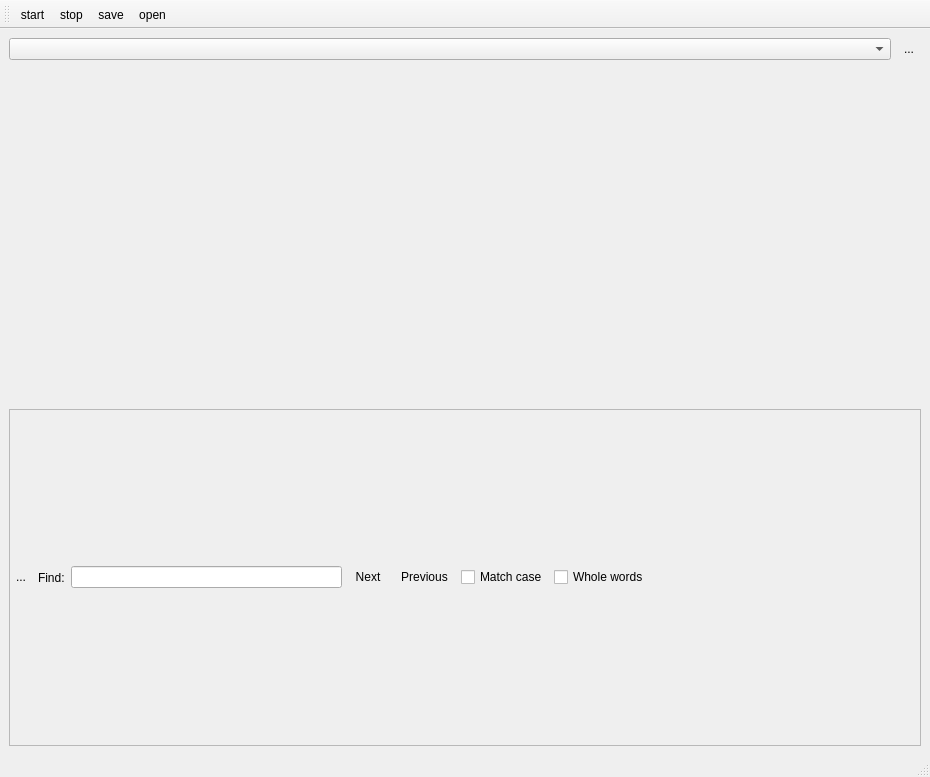
MonroeQuantumNetworks/IonControl, file ui/Scripting.ui: the form before one commit.
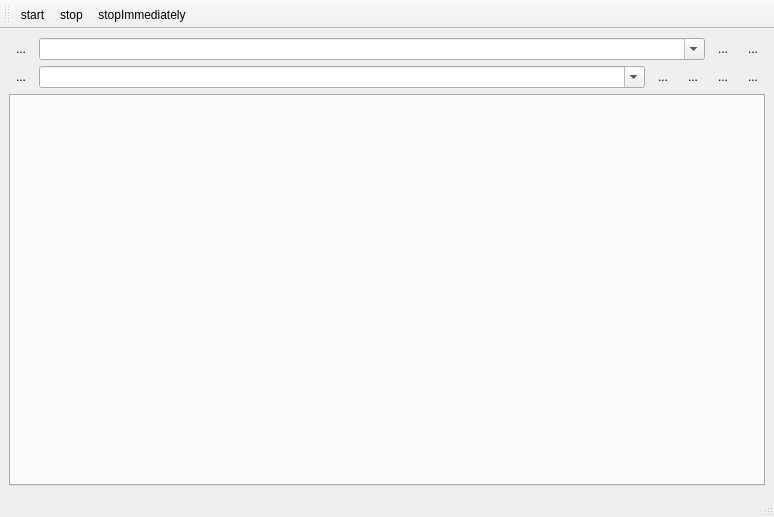
The form after the commit. Icons and pictures are not drawn. Custom widgets are drawn as their Qt base class.

Commit message: Scripting UI interface working as duplicate of pulse programmer interface

```diff
--- a/ui/Scripting.ui
+++ b/ui/Scripting.ui
@@ -6,31 +6,99 @@
    <rect>
     <x>0</x>
     <y>0</y>
-    <width>930</width>
-    <height>777</height>
+    <width>774</width>
+    <height>517</height>
    </rect>
   </property>
-  <property name="sizePolicy">
-   <sizepolicy hsizetype="MinimumExpanding" vsizetype="MinimumExpanding">
-    <horstretch>0</horstretch>
-    <verstretch>0</verstretch>
-   </sizepolicy>
-  </property>
   <property name="windowTitle">
    <string>MainWindow</string>
   </property>
   <widget class="QWidget" name="centralwidget">
-   <property name="sizePolicy">
-    <sizepolicy hsizetype="MinimumExpanding" vsizetype="MinimumExpanding">
-     <horstretch>0</horstretch>
-     <verstretch>0</verstretch>
-    </sizepolicy>
-   </property>
    <layout class="QVBoxLayout" name="verticalLayout">
     <item>
      <layout class="QHBoxLayout" name="horizontalLayout">
       <item>
-       <widget class="QComboBox" name="recentFilesComboBox">
+       <widget class="QToolButton" name="deleteContextButton">
+        <property name="text">
+         <string>...</string>
+        </property>
+        <property name="icon">
+         <iconset resource="Experiment.qrc">
+          <normaloff>:/openicon/icons/edit-clear-locationbar-ltr.png</normaloff>:/openicon/icons/edit-clear-locationbar-ltr.png</iconset>
+        </property>
+        <property name="autoRaise">
+         <bool>true</bool>
+        </property>
+       </widget>
+      </item>
+      <item>
+       <widget class="QComboBox" name="contextComboBox">
+        <property name="editable">
+         <bool>true</bool>
+        </property>
+        <property name="maxVisibleItems">
+         <number>2147483647</number>
+        </property>
+       </widget>
+      </item>
+      <item>
+       <widget class="QToolButton" name="saveContextButton">
+        <property name="text">
+         <string>...</string>
+        </property>
+        <property name="icon">
+         <iconset resource="Experiment.qrc">
+          <normaloff>:/kde/icons/filesave.png</normaloff>:/kde/icons/filesave.png</iconset>
+        </property>
+        <property name="autoRaise">
+         <bool>true</bool>
+        </property>
+       </widget>
+      </item>
+      <item>
+       <widget class="QToolButton" name="reloadContextButton">
+        <property name="text">
+         <string>...</string>
+        </property>
+        <property name="icon">
+         <iconset resource="Experiment.qrc">
+          <normaloff>:/openicon/icons/document-revert-5.png</normaloff>:/openicon/icons/document-revert-5.png</iconset>
+        </property>
+        <property name="autoRaise">
+         <bool>true</bool>
+        </property>
+       </widget>
+      </item>
+     </layout>
+    </item>
+    <item>
+     <layout class="QHBoxLayout" name="horizontalLayout_2">
+      <item>
+       <widget class="QToolButton" name="repeatButton">
+        <property name="text">
+         <string>...</string>
+        </property>
+        <property name="icon">
+         <iconset resource="Experiment.qrc">
+          <normaloff>:/petersIcons/icons/Repeat-disabled-01.png</normaloff>
+          <normalon>:/petersIcons/icons/Repeat-enabled-01.png</normalon>:/petersIcons/icons/Repeat-disabled-01.png</iconset>
+        </property>
+        <property name="iconSize">
+         <size>
+          <width>16</width>
+          <height>16</height>
+         </size>
+        </property>
+        <property name="checkable">
+         <bool>true</bool>
+        </property>
+        <property name="autoRaise">
+         <bool>true</bool>
+        </property>
+       </widget>
+      </item>
+      <item>
+       <widget class="QComboBox" name="filenameComboBox">
         <property name="sizePolicy">
          <sizepolicy hsizetype="Expanding" vsizetype="Fixed">
           <horstretch>0</horstretch>
@@ -38,7 +106,7 @@
          </sizepolicy>
         </property>
         <property name="editable">
-         <bool>false</bool>
+         <bool>true</bool>
         </property>
         <property name="maxVisibleItems">
          <number>100</number>
@@ -62,151 +130,66 @@
         </property>
        </widget>
       </item>
+      <item>
+       <widget class="QToolButton" name="loadButton">
+        <property name="text">
+         <string>...</string>
+        </property>
+        <property name="icon">
+         <iconset resource="Experiment.qrc">
+          <normaloff>:/openicon/icons/document-open-5.png</normaloff>:/openicon/icons/document-open-5.png</iconset>
+        </property>
+        <property name="autoRaise">
+         <bool>true</bool>
+        </property>
+       </widget>
+      </item>
+      <item>
+       <widget class="QToolButton" name="saveButton">
+        <property name="text">
+         <string>...</string>
+        </property>
+        <property name="icon">
+         <iconset resource="Experiment.qrc">
+          <normaloff>:/kde/icons/filesave.png</normaloff>:/kde/icons/filesave.png</iconset>
+        </property>
+        <property name="autoRaise">
+         <bool>true</bool>
+        </property>
+       </widget>
+      </item>
+      <item>
+       <widget class="QToolButton" name="resetButton">
+        <property name="text">
+         <string>...</string>
+        </property>
+        <property name="icon">
+         <iconset resource="Experiment.qrc">
+          <normaloff>:/openicon/icons/document-revert-5.png</normaloff>:/openicon/icons/document-revert-5.png</iconset>
+        </property>
+        <property name="autoRaise">
+         <bool>true</bool>
+        </property>
+       </widget>
+      </item>
      </layout>
     </item>
     <item>
-     <widget class="QsciScintilla" name="textEdit">
-      <property name="toolTip">
-       <string/>
+     <widget class="QTabWidget" name="sourceTabs">
+      <property name="sizePolicy">
+       <sizepolicy hsizetype="MinimumExpanding" vsizetype="MinimumExpanding">
+        <horstretch>0</horstretch>
+        <verstretch>0</verstretch>
+       </sizepolicy>
       </property>
-      <property name="whatsThis">
-       <string/>
+      <property name="minimumSize">
+       <size>
+        <width>0</width>
+        <height>50</height>
+       </size>
       </property>
      </widget>
     </item>
-    <item>
-     <widget class="QFrame" name="findWidgetFrame">
-      <property name="frameShape">
-       <enum>QFrame::StyledPanel</enum>
-      </property>
-      <property name="frameShadow">
-       <enum>QFrame::Raised</enum>
-      </property>
-      <layout class="QHBoxLayout" name="horizontalLayout_4">
-       <property name="spacing">
-        <number>6</number>
-       </property>
-       <property name="margin">
-        <number>0</number>
-       </property>
-       <item>
-        <widget class="QToolButton" name="findCloseButton">
-         <property name="minimumSize">
-          <size>
-           <width>22</width>
-           <height>22</height>
-          </size>
-         </property>
-         <property name="maximumSize">
-          <size>
-           <width>22</width>
-           <height>22</height>
-          </size>
-         </property>
-         <property name="text">
-          <string>...</string>
-         </property>
-         <property name="icon">
-          <iconset resource="Experiment.qrc">
-           <normaloff>:/openicon/icons/window-close.png</normaloff>:/openicon/icons/window-close.png</iconset>
-         </property>
-         <property name="iconSize">
-          <size>
-           <width>22</width>
-           <height>22</height>
-          </size>
-         </property>
-         <property name="autoRaise">
-          <bool>true</bool>
-         </property>
-        </widget>
-       </item>
-       <item>
-        <widget class="QLabel" name="label">
-         <property name="text">
-          <string>Find:</string>
-         </property>
-        </widget>
-       </item>
-       <item>
-        <widget class="QLineEdit" name="findLineEdit"/>
-       </item>
-       <item>
-        <widget class="QToolButton" name="findNextButton">
-         <property name="minimumSize">
-          <size>
-           <width>0</width>
-           <height>22</height>
-          </size>
-         </property>
-         <property name="text">
-          <string>Next</string>
-         </property>
-         <property name="icon">
-          <iconset resource="Experiment.qrc">
-           <normaloff>:/openicon/icons/go-down-7.png</normaloff>:/openicon/icons/go-down-7.png</iconset>
-         </property>
-         <property name="toolButtonStyle">
-          <enum>Qt::ToolButtonTextBesideIcon</enum>
-         </property>
-         <property name="autoRaise">
-          <bool>true</bool>
-         </property>
-        </widget>
-       </item>
-       <item>
-        <widget class="QToolButton" name="findPreviousButton">
-         <property name="minimumSize">
-          <size>
-           <width>0</width>
-           <height>22</height>
-          </size>
-         </property>
-         <property name="text">
-          <string>Previous</string>
-         </property>
-         <property name="icon">
-          <iconset resource="Experiment.qrc">
-           <normaloff>:/openicon/icons/go-up-7.png</normaloff>:/openicon/icons/go-up-7.png</iconset>
-         </property>
-         <property name="toolButtonStyle">
-          <enum>Qt::ToolButtonTextBesideIcon</enum>
-         </property>
-         <property name="autoRaise">
-          <bool>true</bool>
-         </property>
-        </widget>
-       </item>
-       <item>
-        <widget class="QCheckBox" name="findMatchCaseCheckBox">
-         <property name="text">
-          <string>Match case</string>
-         </property>
-        </widget>
-       </item>
-       <item>
-        <widget class="QCheckBox" name="findWholeWordsCheckBox">
-         <property name="text">
-          <string>Whole words</string>
-         </property>
-        </widget>
-       </item>
-       <item>
-        <spacer name="horizontalSpacer_3">
-         <property name="orientation">
-          <enum>Qt::Horizontal</enum>
-         </property>
-         <property name="sizeHint" stdset="0">
-          <size>
-           <width>31</width>
-           <height>19</height>
-          </size>
-         </property>
-        </spacer>
-       </item>
-      </layout>
-     </widget>
-    </item>
    </layout>
   </widget>
   <widget class="QMenuBar" name="menubar">
@@ -232,8 +215,7 @@
    </attribute>
    <addaction name="actionStart"/>
    <addaction name="actionStop"/>
-   <addaction name="actionSave"/>
-   <addaction name="actionOpen"/>
+   <addaction name="actionStopImmediately"/>
   </widget>
   <action name="actionFind">
    <property name="text">
@@ -276,13 +258,13 @@
     <string>Ctrl+X</string>
    </property>
   </action>
-  <action name="actionSave">
+  <action name="actionStopImmediately">
    <property name="icon">
     <iconset resource="Experiment.qrc">
      <normaloff>:/kde/icons/filesave.png</normaloff>:/kde/icons/filesave.png</iconset>
    </property>
    <property name="text">
-    <string>save</string>
+    <string>stopImmediately</string>
    </property>
    <property name="toolTip">
     <string>Save</string>
@@ -307,13 +289,6 @@
    </property>
   </action>
  </widget>
- <customwidgets>
-  <customwidget>
-   <class>QsciScintilla</class>
-   <extends>QFrame</extends>
-   <header>Qsci/qsciscintilla.h</header>
-  </customwidget>
- </customwidgets>
  <resources>
   <include location="Experiment.qrc"/>
  </resources>
```
Left out of the diff: 73 changed lines with no effect on the pictures. The commit also changes 1 other file.
